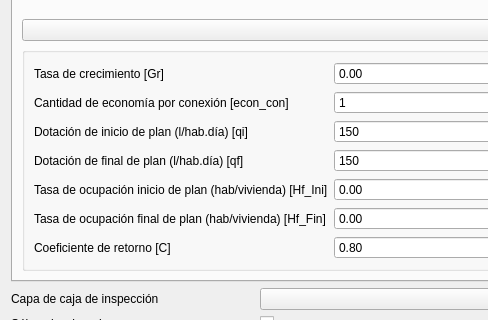
First picture: the form in app/resources/flow_dialog.ui, repository sanibid/red_basica, before the edit; both pictures show x 0 to 488 and y 258 to 578 of the 602 by 705 pixel window.
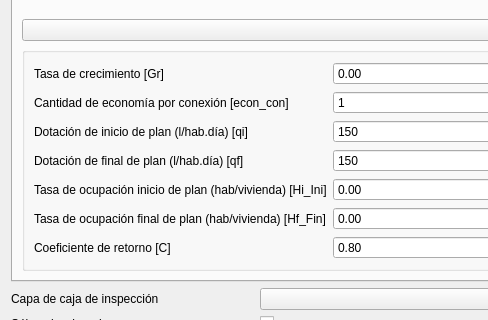
Second picture: the form after the edit. The open tabs and pages were chosen to show the change.

```diff
--- a/app/resources/flow_dialog.ui
+++ b/app/resources/flow_dialog.ui
@@ -202,7 +202,7 @@
           <item row="4" column="0">
            <widget class="QLabel" name="connOcupancyRateStartLabel">
             <property name="text">
-             <string>Tasa de ocupación inicio de plan (hab/vivienda) [Hf_Ini]</string>
+             <string>Tasa de ocupación inicio de plan (hab/vivienda) [Hi_Ini]</string>
             </property>
            </widget>
           </item>
```
